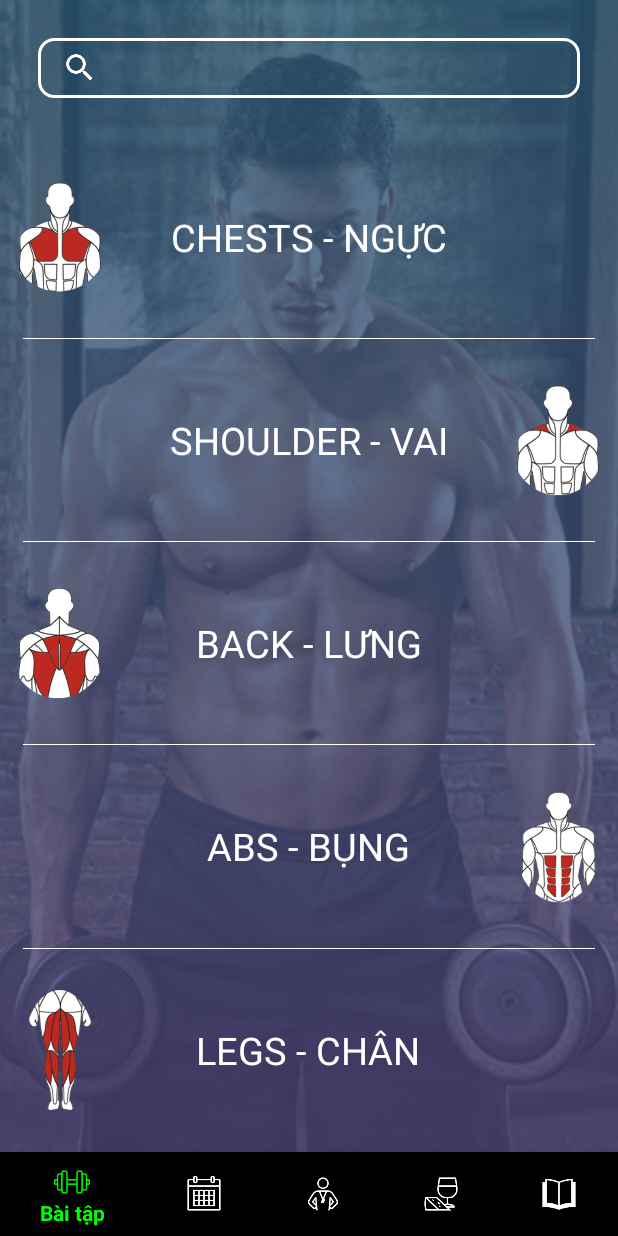
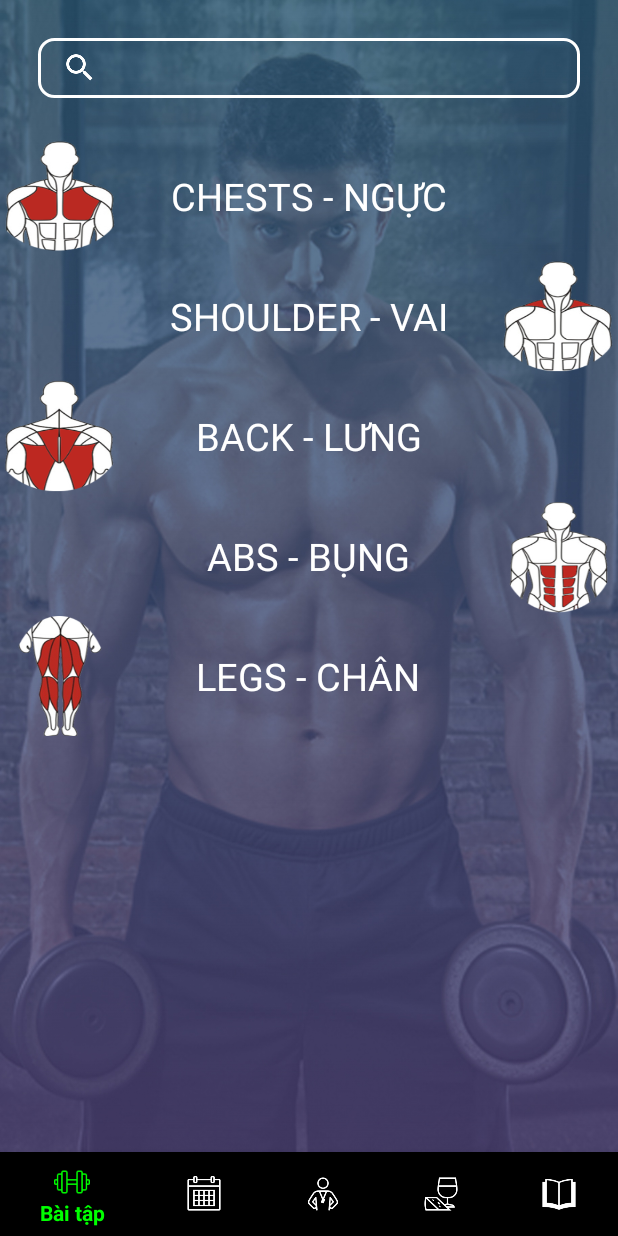
Before and after one commit to devspaces2/gfit-1, an Android app: the screen it shows after launch (MainActivity2), on a phone screen of 412 x 824 dp. Run offline under Robolectric (Android 15) with nearby library versions, the phone set to English and light mode, and no system bars.

Commit message:
edit main screen

```diff
--- /dev/null
+++ b/app/src/main/java/com/example/brian/gfit/adapter/BaiTapAdapter.java
@@ -0,0 +1,95 @@
+package com.example.brian.gfit.adapter;
+
+import android.content.Context;
+import android.support.v7.widget.RecyclerView;
+import android.view.LayoutInflater;
+import android.view.View;
+import android.view.ViewGroup;
+import android.widget.ImageView;
+import android.widget.TextView;
+
+import com.example.brian.gfit.R;
+import com.example.brian.gfit.model.BaiTap;
+
+import java.util.List;
+
+public class BaiTapAdapter extends RecyclerView.Adapter<RecyclerView.ViewHolder> {
+    private Context context;
+    private List<BaiTap> data;
+    public BaiTapAdapter(Context context, List<BaiTap> data) {
+        this.context = context;
+        this.data = data;
+    }
+
+    @Override
+    public int getItemViewType(int position) {
+        if (position % 2 == 0) {
+            return 0;
+        }
+        return 1;
+    }
+
+    @Override
+    public RecyclerView.ViewHolder onCreateViewHolder(ViewGroup parent, int viewType) {
+        LayoutInflater inflater = LayoutInflater.from(context);
+        switch (viewType){
+            case 0: {
+                View view = inflater.inflate(R.layout.item_left_baitap,parent,false);
+                return new BaiTapHolderLeft(view);
+            }
+            case 1:{
+                View view = inflater.inflate(R.layout.item_right_baitap,parent,false);
+                return new BaiTapHolderRight(view);
+            }
+        }
+        return null;
+    }
+
+    @Override
+    public void onBindViewHolder(RecyclerView.ViewHolder holder, int position) {
+        switch (holder.getItemViewType()){
+            case 0:{
+                BaiTapHolderLeft left = (BaiTapHolderLeft) holder;
+                left.onBind(data.get(position));
+            } break;
+            case 1:{
+                BaiTapHolderRight right = (BaiTapHolderRight) holder;
+                right.onBind(data.get(position));
+            }break;
+        }
+    }
+
+    @Override
+    public int getItemCount() {
+        return data.size();
+    }
+
+    class BaiTapHolderLeft extends RecyclerView.ViewHolder {
+        ImageView imageView;
+        TextView textView;
+
+        BaiTapHolderLeft(View itemView) {
+            super(itemView);
+            textView = itemView.findViewById(R.id.my_textview_left);
+            imageView = itemView.findViewById(R.id.my_imageview_left);
+        }
+        void onBind(BaiTap baiTap){
+            imageView.setBackgroundResource(baiTap.getImage());
+            textView.setText(baiTap.getTenbaitap());
+        }
+    }
+    class BaiTapHolderRight extends RecyclerView.ViewHolder {
+        ImageView imageView;
+        TextView textView;
+
+        BaiTapHolderRight(View itemView) {
+            super(itemView);
+            textView = itemView.findViewById(R.id.my_textview_right);
+            imageView = itemView.findViewById(R.id.my_imageview_right);
+        }
+        void onBind(BaiTap baiTap){
+            imageView.setBackgroundResource(baiTap.getImage());
+            textView.setText(baiTap.getTenbaitap());
+        }
+    }
+}
--- a/app/src/main/java/com/example/brian/gfit/fragment/BaitapFragment.java
+++ b/app/src/main/java/com/example/brian/gfit/fragment/BaitapFragment.java
@@ -2,15 +2,21 @@ package com.example.brian.gfit.fragment;
 
 
 import android.os.Bundle;
+import android.support.annotation.Nullable;
 import android.support.v4.app.Fragment;
+import android.support.v7.widget.LinearLayoutManager;
 import android.support.v7.widget.RecyclerView;
 import android.support.v7.widget.SearchView;
 import android.view.LayoutInflater;
 import android.view.View;
 import android.view.ViewGroup;
-import android.widget.Toast;
 
 import com.example.brian.gfit.R;
+import com.example.brian.gfit.adapter.BaiTapAdapter;
+import com.example.brian.gfit.model.BaiTap;
+import com.example.brian.gfit.util.Constance;
+
+import java.util.List;
 
 
 /**
@@ -22,14 +28,23 @@ public class BaitapFragment extends Fragment {
         return new BaitapFragment();
     }
     private SearchView searchView;
+    private RecyclerView recyclerView;
     @Override
     public View onCreateView(LayoutInflater inflater, ViewGroup container,
                              Bundle savedInstanceState) {
-        return inflater.inflate(R.layout.fragment_baitap, container, false);
+        View view = inflater.inflate(R.layout.fragment_baitap, container, false);;
+        searchView = view.findViewById(R.id.baitap_search_view);
+        recyclerView = view.findViewById(R.id.my_main_recycler_view);
+        List<BaiTap> data = Constance.createListBaiTap();
+        BaiTapAdapter adapter = new BaiTapAdapter(getContext(),data);
+        recyclerView.setLayoutManager(new LinearLayoutManager(getContext()));
+        recyclerView.setAdapter(adapter);
+        return view;
     }
+
     @Override
     public void onCreate(Bundle savedInstanceState) {
         super.onCreate(savedInstanceState);
-        searchView = (SearchView) getActivity().findViewById(R.id.baitap_search_view);
+
     }
 }
--- /dev/null
+++ b/app/src/main/java/com/example/brian/gfit/model/BaiTap.java
@@ -0,0 +1,27 @@
+package com.example.brian.gfit.model;
+
+public class BaiTap {
+    private String tenbaitap;
+    private int image;
+
+    public BaiTap(String tenbaitap, int image) {
+        this.tenbaitap = tenbaitap;
+        this.image = image;
+    }
+
+    public String getTenbaitap() {
+        return tenbaitap;
+    }
+
+    public void setTenbaitap(String tenbaitap) {
+        this.tenbaitap = tenbaitap;
+    }
+
+    public int getImage() {
+        return image;
+    }
+
+    public void setImage(int image) {
+        this.image = image;
+    }
+}
--- a/app/src/main/java/com/example/brian/gfit/util/Constance.java
+++ b/app/src/main/java/com/example/brian/gfit/util/Constance.java
@@ -1,5 +1,7 @@
 package com.example.brian.gfit.util;
 
+import com.example.brian.gfit.R;
+import com.example.brian.gfit.model.BaiTap;
 import com.example.brian.gfit.model.DetailExercise;
 import com.example.brian.gfit.model.GiaoAn;
 import com.example.brian.gfit.model.TrainingSchedule;
@@ -37,4 +39,13 @@ public class Constance {
         }
         return temp;
     }
+    public static List<BaiTap> createListBaiTap(){
+        List<BaiTap> list = new ArrayList<>();
+        list.add(new BaiTap("CHESTS - NGỰC", R.drawable.co_nguc));
+        list.add(new BaiTap("SHOULDER - VAI", R.drawable.co_vai));
+        list.add(new BaiTap("BACK - LƯNG", R.drawable.co_lung));
+        list.add(new BaiTap("ABS - BỤNG", R.drawable.co_bung));
+        list.add(new BaiTap("LEGS - CHÂN", R.drawable.co_chan));
+        return list;
+    }
 }
--- a/app/src/main/res/layout/fragment_baitap.xml
+++ b/app/src/main/res/layout/fragment_baitap.xml
@@ -18,126 +18,10 @@
             android:layout_width="match_parent"
             android:layout_height="40dp">
         </android.support.v7.widget.SearchView>
-        <RelativeLayout
-            android:layout_weight="1"
-            android:layout_width="match_parent"
-            android:layout_height="wrap_content">
-            <ImageView
-                android:layout_centerVertical="true"
-                android:layout_alignParentStart="true"
-                android:layout_width="80dp"
-                android:layout_height="80dp"
-                android:src="@drawable/co_nguc"/>
-
-            <TextView
-                android:layout_centerInParent="true"
-                android:layout_width="wrap_content"
-                android:layout_height="wrap_content"
-                android:text="CHESTS - NGỰC"
-                android:layout_gravity="center"
-                android:textColor="@color/white"
-                android:textSize="25sp" />
-        </RelativeLayout>
-        <TextView
-            android:layout_marginLeft="15dp"
-            android:layout_marginRight="15dp"
-            android:background="@color/white"
-            android:layout_width="match_parent"
-            android:layout_height="0.5dp"/>
-        <RelativeLayout
-            android:layout_weight="1"
-            android:layout_width="match_parent"
-            android:layout_height="wrap_content">
-            <TextView
-                android:layout_centerInParent="true"
-                android:layout_width="wrap_content"
-                android:layout_height="wrap_content"
-                android:text="SHOULDER - VAI"
-                android:layout_gravity="center"
-                android:textColor="@color/white"
-                android:textSize="25sp" />
-            <ImageView
-                android:layout_centerVertical="true"
-                android:layout_alignParentEnd="true"
-                android:layout_width="80dp"
-                android:layout_height="80dp"
-                android:src="@drawable/co_vai"/>
-        </RelativeLayout>
-        <TextView
-            android:layout_marginLeft="15dp"
-            android:layout_marginRight="15dp"
-            android:background="@color/white"
-            android:layout_width="match_parent"
-            android:layout_height="0.5dp"/>
-        <RelativeLayout
-            android:layout_weight="1"
-            android:layout_width="match_parent"
-            android:layout_height="wrap_content">
-            <ImageView
-                android:layout_centerVertical="true"
-                android:layout_alignParentStart="true"
-                android:layout_width="80dp"
-                android:layout_height="80dp"
-                android:src="@drawable/co_lung"/>
-
-            <TextView
-                android:layout_centerInParent="true"
-                android:layout_width="wrap_content"
-                android:layout_height="wrap_content"
-                android:text="BACK - LƯNG"
-                android:layout_gravity="center"
-                android:textColor="@color/white"
-                android:textSize="25sp" />
-        </RelativeLayout>
-        <TextView
-            android:layout_marginLeft="15dp"
-            android:layout_marginRight="15dp"
-            android:background="@color/white"
-            android:layout_width="match_parent"
-            android:layout_height="0.5dp"/>
-        <RelativeLayout
-            android:layout_weight="1"
-            android:layout_width="match_parent"
-            android:layout_height="wrap_content">
-            <TextView
-                android:layout_centerInParent="true"
-                android:layout_width="wrap_content"
-                android:layout_height="wrap_content"
-                android:text="ABS - BỤNG"
-                android:layout_gravity="center"
-                android:textColor="@color/white"
-                android:textSize="25sp" />
-            <ImageView
-                android:layout_centerVertical="true"
-                android:layout_alignParentEnd="true"
-                android:layout_width="80dp"
-                android:layout_height="80dp"
-                android:src="@drawable/co_bung"/>
-        </RelativeLayout>
-        <TextView
-            android:layout_marginLeft="15dp"
-            android:layout_marginRight="15dp"
-            android:background="@color/white"
-            android:layout_width="match_parent"
-            android:layout_height="0.5dp"/>
-        <RelativeLayout
-            android:layout_weight="1"
-            android:layout_width="match_parent"
-            android:layout_height="wrap_content">
-            <ImageView
-                android:layout_centerVertical="true"
-                android:layout_alignParentStart="true"
-                android:layout_width="80dp"
-                android:layout_height="80dp"
-                android:src="@drawable/co_chan"/>
-            <TextView
-                android:layout_centerInParent="true"
-                android:layout_width="wrap_content"
-                android:layout_height="wrap_content"
-                android:text="LEGS - CHÂN"
-                android:layout_gravity="center"
-                android:textColor="@color/white"
-                android:textSize="25sp" />
-        </RelativeLayout>
+       <android.support.v7.widget.RecyclerView
+           android:id="@+id/my_main_recycler_view"
+           android:layout_width="match_parent"
+           android:layout_height="wrap_content">
+       </android.support.v7.widget.RecyclerView>
     </LinearLayout>
 </FrameLayout>
--- a/app/src/main/res/layout/item_left_baitap.xml
+++ b/app/src/main/res/layout/item_left_baitap.xml
@@ -1,19 +1,20 @@
 <?xml version="1.0" encoding="utf-8"?>
 <RelativeLayout xmlns:android="http://schemas.android.com/apk/res/android"
     android:layout_width="match_parent"
-    android:layout_height="match_parent">
+    android:layout_height="wrap_content">
     <ImageView
+        android:id="@+id/my_imageview_left"
+        android:layout_centerVertical="true"
+        android:layout_alignParentStart="true"
         android:layout_width="80dp"
-        android:layout_height="80dp"
-        android:id="@+id/left_image_view" />
+        android:layout_height="80dp"/>
 
     <TextView
+        android:id="@+id/my_textview_left"
+        android:layout_centerInParent="true"
+        android:layout_width="wrap_content"
+        android:layout_height="wrap_content"
+        android:layout_gravity="center"
         android:textColor="@color/white"
-        android:textSize="30sp"
-        android:id="@+id/left_text_view"
-        android:layout_width="wrap_content"
-        android:layout_height="match_parent"
-        android:layout_alignParentTop="true"
-        android:layout_toEndOf="@+id/left_image_view"
-        android:text="demo hello" />
+        android:textSize="25sp" />
 </RelativeLayout>
--- a/app/src/main/res/layout/item_right_baitap.xml
+++ b/app/src/main/res/layout/item_right_baitap.xml
@@ -1,22 +1,19 @@
 <?xml version="1.0" encoding="utf-8"?>
 <RelativeLayout xmlns:android="http://schemas.android.com/apk/res/android"
     android:layout_width="match_parent"
-    android:layout_height="match_parent">
-
+    android:layout_height="wrap_content">
+    <TextView
+        android:id="@+id/my_textview_right"
+        android:layout_centerInParent="true"
+        android:layout_width="wrap_content"
+        android:layout_height="wrap_content"
+        android:layout_gravity="center"
+        android:textColor="@color/white"
+        android:textSize="25sp" />
     <ImageView
-        android:id="@+id/right_image_view"
+        android:id="@+id/my_imageview_right"
+        android:layout_centerVertical="true"
+        android:layout_alignParentEnd="true"
         android:layout_width="80dp"
-        android:layout_height="80dp"
-        android:layout_alignParentEnd="true"
-        android:layout_alignParentTop="true" />
-
-    <TextView
-        android:textColor="@color/white"
-        android:textSize="30sp"
-        android:id="@+id/left_text_view"
-        android:layout_width="wrap_content"
-        android:layout_height="match_parent"
-        android:layout_alignParentTop="true"
-        android:layout_toStartOf="@+id/right_image_view"
-        android:text="demo hello" />
+        android:layout_height="80dp"/>
 </RelativeLayout>
```
